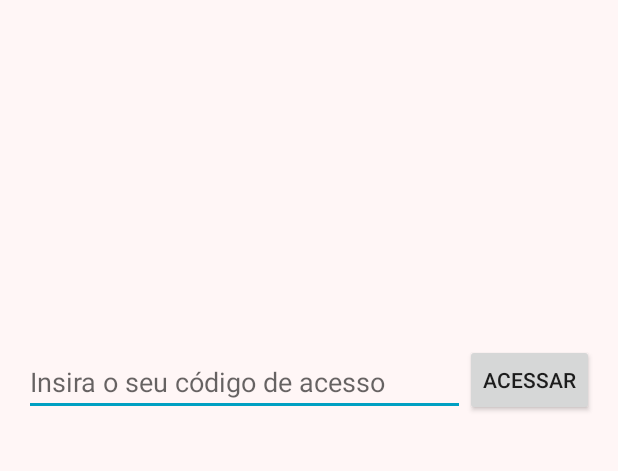
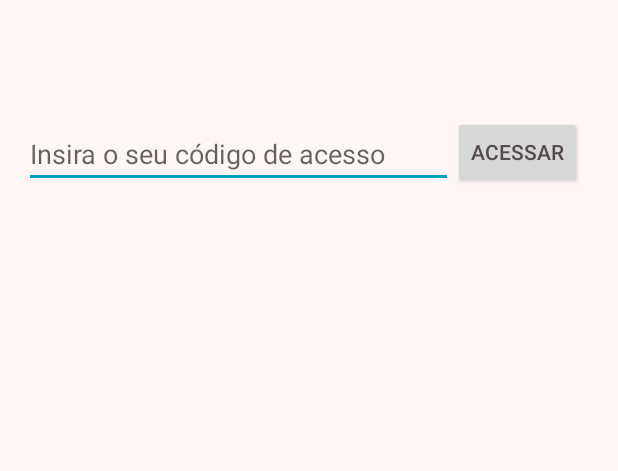
Before and after one commit to TW314/tw314Mobile, an Android app: the screen it shows after launch (AcessoActivity), on a phone screen of 412 x 824 dp, the part 473-944 px from its top. Run offline under Robolectric (Android 15) with nearby library versions, the phone set to English and light mode, and no system bars.

```diff
--- a/app/src/main/res/layout/activity_acesso.xml
+++ b/app/src/main/res/layout/activity_acesso.xml
@@ -15,9 +15,10 @@
         android:id="@+id/edtAccess"
         android:hint="@string/edt_access"
         android:layout_alignBottom="@+id/btnAccess"
+        android:layout_alignParentLeft="true"
+        android:layout_alignParentStart="true"
         android:layout_toLeftOf="@+id/btnAccess"
-        android:layout_alignParentLeft="true"
-        android:layout_alignParentStart="true" />
+        android:layout_toStartOf="@+id/btnAccess" />
 
     <Button
         style="?android:attr/buttonStyleSmall"
@@ -25,10 +26,10 @@
         android:layout_height="wrap_content"
         android:text="@string/btn_access"
         android:id="@+id/btnAccess"
-        android:layout_alignParentBottom="true"
-        android:layout_alignParentRight="true"
-        android:layout_alignParentEnd="true"
-        android:layout_marginBottom="215dp" />
+        android:layout_marginTop="77dp"
+        android:layout_below="@+id/imageView"
+        android:layout_toRightOf="@+id/imageView"
+        android:layout_toEndOf="@+id/imageView" />
 
     <ImageView
         android:layout_width="wrap_content"
--- a/app/src/main/res/values/styles.xml
+++ b/app/src/main/res/values/styles.xml
@@ -7,6 +7,7 @@
         <item name="colorPrimaryDark">@color/colorPrimaryDark</item>
         <item name="colorAccent">@color/colorAccent</item>
         <item name="android:colorBackground">@color/colorBackground</item>
+        <item name="android:textColor">@color/colorText</item>
     </style>
 
 </resources>
```
Also changed, not shown: app/src/main/res/layout/activity_principal.xml (+56 -0 lines), app/src/main/res/values/strings.xml (+9 -1 lines).
